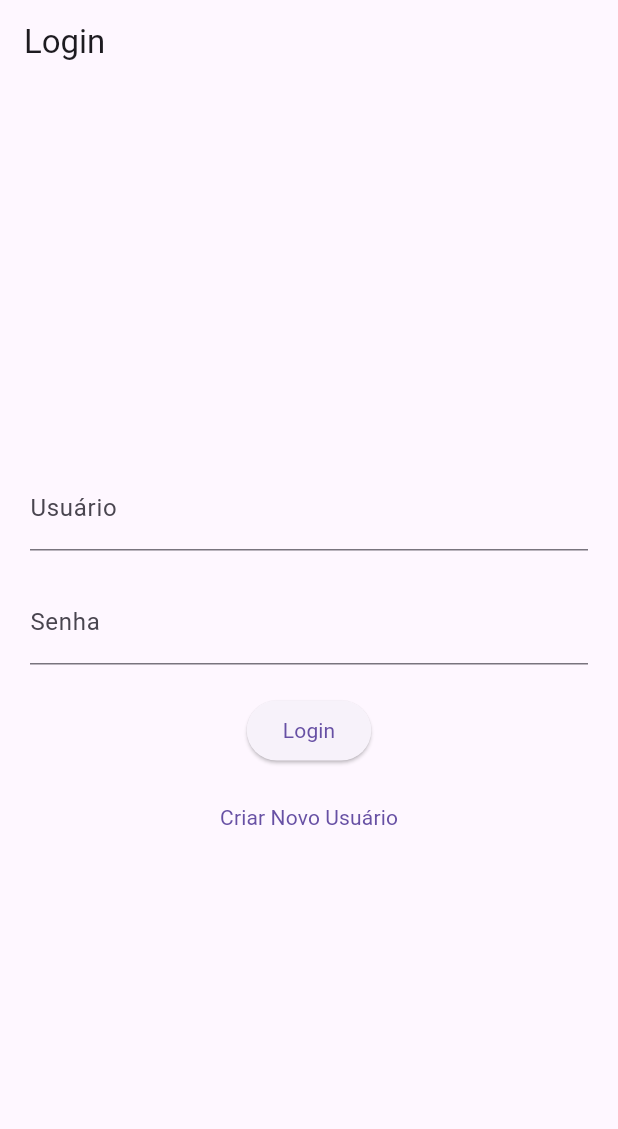
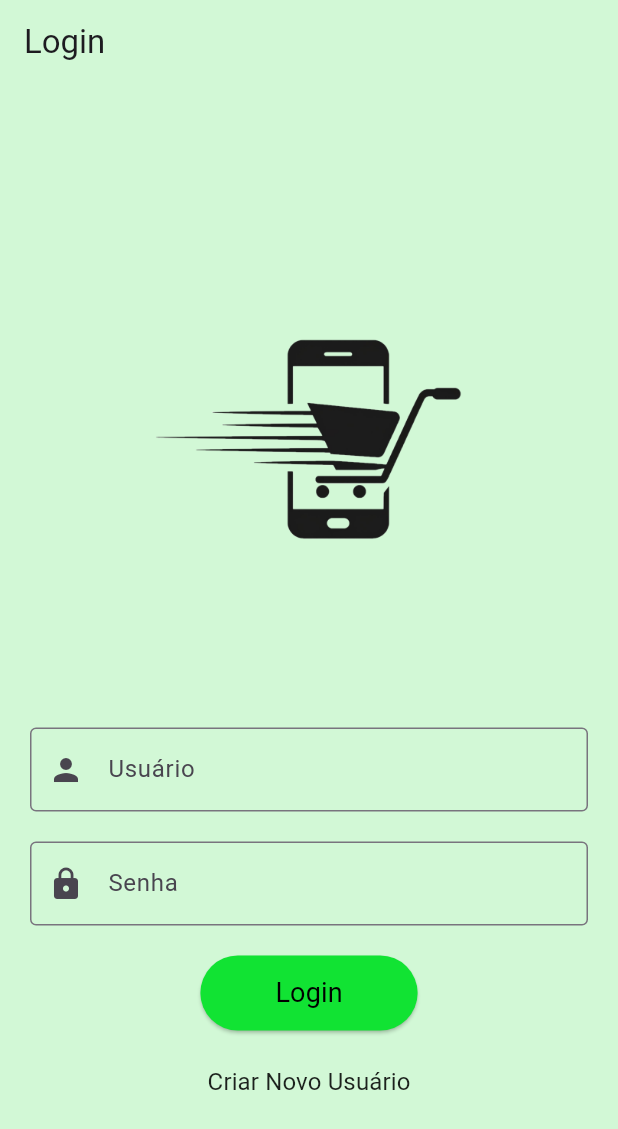
Before and after one commit to gabrielarappel/AppListaDeCompras, a Flutter app: the screen it shows after launch, on a phone screen of 412 x 824 dp. Shown: the top 1129 px of the screen. Run offline on Flutter 3.47's test engine with Material 3 defaults, Android fonts, the phone set to English and light mode, and no system bars; our stand-ins replace shared_preferences.

Commit message:
deixei a página de login bonita

```diff
--- a/lib/app/features/pages/login_page.dart
+++ b/lib/app/features/pages/login_page.dart
@@ -9,29 +9,59 @@ class LoginPage extends StatelessWidget {
 
   @override
   Widget build(BuildContext context) {
+
     return Scaffold(
       appBar: AppBar(
         title: Text('Login'),
+        backgroundColor: const Color(0xFFD2F8D6),
+        elevation: 0,
+        iconTheme: IconThemeData(color: Colors.black87),
       ),
+      backgroundColor: const Color(0xFFD2F8D6),
       body: Padding(
         padding: EdgeInsets.all(20.0),
+        child: Center(
+          child: SingleChildScrollView(
             child: Column(
               mainAxisAlignment: MainAxisAlignment.center,
               children: <Widget>[
-            TextField(
+
+                Image.asset(
+                  'lib/app/assets/logo_app.png',
+                  height: 300,
+                ),
+
+                SizedBox(height: 30.0),
+
+                SizedBox(height: 20.0),
+                Container(
+  constraints: BoxConstraints(maxWidth: 400),
+  child: TextField(
     controller: _usernameController,
     decoration: InputDecoration(
       labelText: 'Usuário',
+      border: OutlineInputBorder(),
+      prefixIcon: Icon(Icons.person),
     ),
   ),
+),
+
+
 SizedBox(height: 20.0),
-            TextField(
+
+Container(
+  constraints: BoxConstraints(maxWidth: 400),
+  child: TextField(
     controller: _passwordController,
     decoration: InputDecoration(
       labelText: 'Senha',
+      border: OutlineInputBorder(),
+      prefixIcon: Icon(Icons.lock),
     ),
     obscureText: true,
   ),
+),
+
                 SizedBox(height: 20.0),
                 ElevatedButton(
                   onPressed: () async {
@@ -66,7 +96,18 @@ class LoginPage extends StatelessWidget {
                       );
                     }
                   },
-              child: Text('Login'),
+                  style: ElevatedButton.styleFrom(
+                    backgroundColor: const Color(0xFF11E333),
+                    padding: EdgeInsets.symmetric(horizontal: 50, vertical: 12),
+                    shape: RoundedRectangleBorder(
+                      borderRadius: BorderRadius.circular(30.0),
+                    ),
+                  ),
+                  child: Text(
+
+                    'Login',
+                    style: TextStyle(fontSize: 18, color: Colors.black),
+                  ),
                 ),
                 SizedBox(height: 10.0),
                 TextButton(
@@ -78,9 +119,14 @@ class LoginPage extends StatelessWidget {
                       },
                     );
                   },
-              child: Text('Criar Novo Usuário'),
+                  child: Text(
+                    'Criar Novo Usuário',
+                    style: TextStyle(fontSize: 16, color: Colors.black87),
+                  ),
                 ),
               ],
+            ),
+          ),
         ),
       ),
     );
```
Lines whose indentation alone changed are shown as unchanged.
